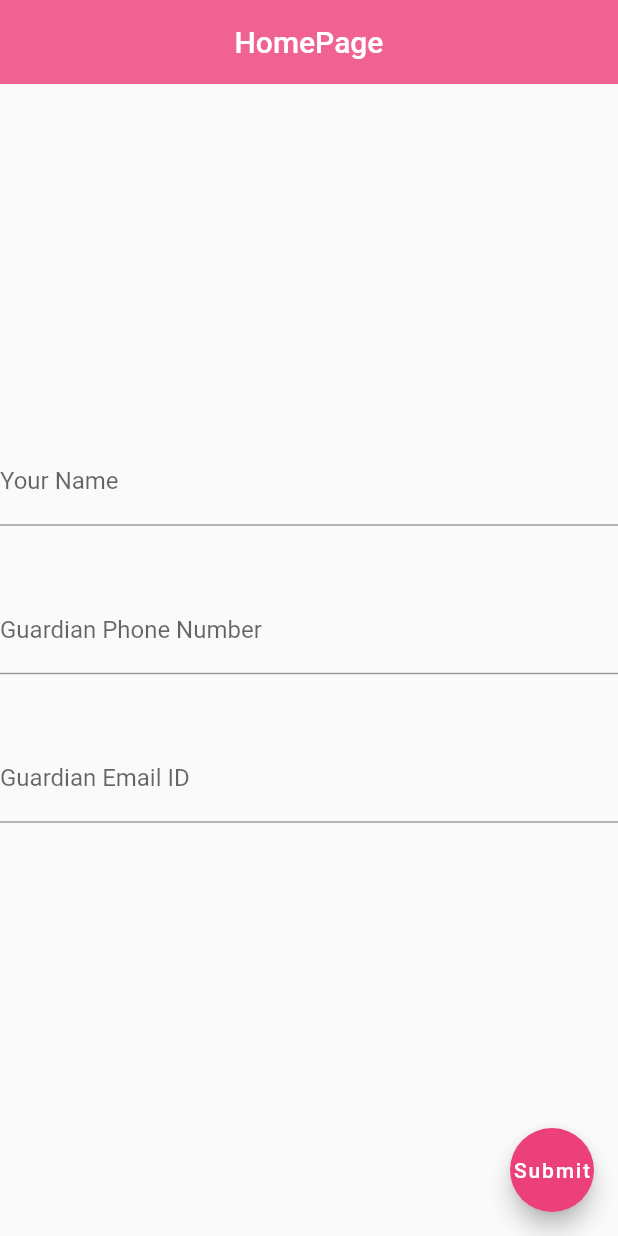
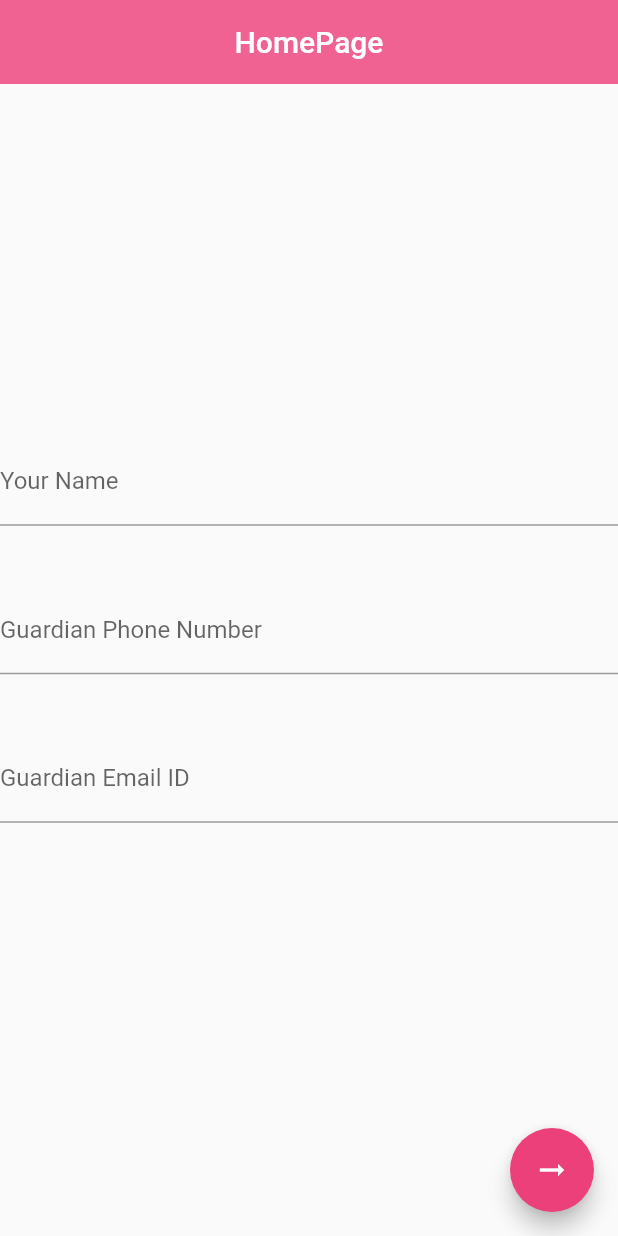
Before and after one commit to Shreyan34/Protect-Women-App, a Flutter app: the screen it shows after launch, on a phone screen of 412 x 824 dp. Run offline on Flutter 3.47's test engine with Material 2 defaults, Android fonts, the phone set to English and light mode, and no system bars.

Commit message:
Adding a right-arrow to floating action button
I change the 'Submit' text from the floating action button, and instead, add a 'Right_Arrow_Alt' icon.

```diff
--- a/protect_women/lib/main.dart
+++ b/protect_women/lib/main.dart
@@ -26,6 +26,7 @@ class _HomePageState extends State<HomePage> {
         elevation: 0.0, //clears the elevation of the App Bar
       ),
       floatingActionButton: FloatingActionButton(
+        child: Icon(Icons.arrow_right_alt),
         onPressed: () {
           Navigator.push(
             context,
```
